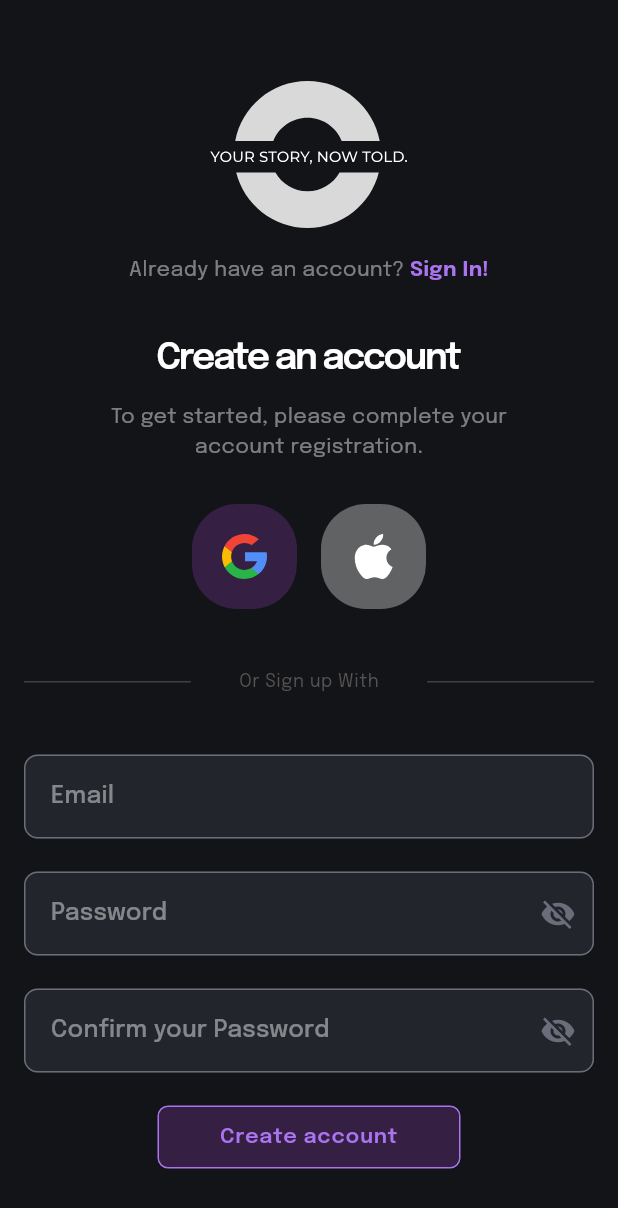
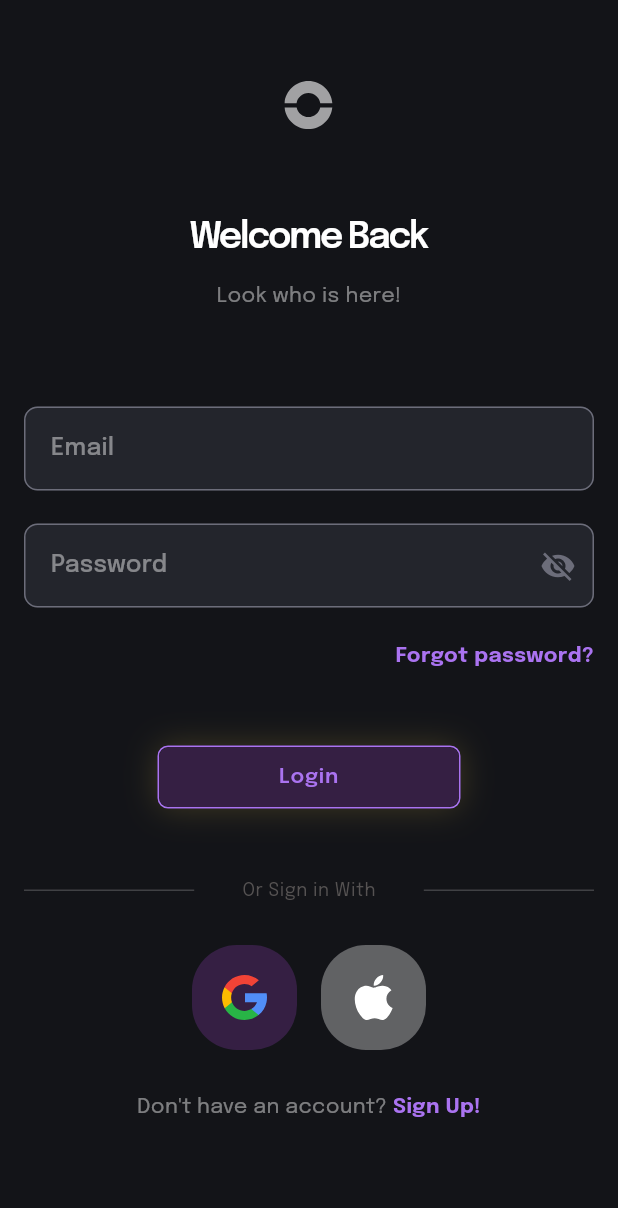
Before and after one commit to Roma1-Trindade/loomi_flutter_chall, a Flutter app: the screen it shows after launch, after a tap on "Sign In!", on a phone screen of 412 x 824 dp. Shown: the top 1208 px of the screen. Run offline on Flutter 3.47's test engine with Material 3 defaults, Android fonts, the phone set to English and light mode, and no system bars; our stand-ins replace firebase_auth, firebase_core, flutter_hooks, flutter_mobx, flutter_svg, get_it and 3 more; accounts and stored records are empty; generated files the repository leaves out were written again.

Commit message:
create: sign in screen

```diff
--- /dev/null
+++ b/lib/src/auth/presentation/pages/sign_in_screen.dart
@@ -0,0 +1,136 @@
+import 'package:flutter/material.dart';
+import 'package:flutter_mobx/flutter_mobx.dart';
+import 'package:flutter_svg/flutter_svg.dart';
+import 'package:get_it/get_it.dart';
+import 'package:loomi_flutter_chall/src/auth/presentation/stores/auth_store.dart';
+import 'package:loomi_flutter_chall/src/auth/routes/sign_up_route.dart';
+import 'package:loomi_flutter_chall/src/shared/design_system/assets/loomi_images.dart';
+import 'package:loomi_flutter_chall/src/shared/design_system/themes/loomi_text_style.dart';
+import 'package:loomi_flutter_chall/src/shared/design_system/tokens/color_tokens.dart';
+import 'package:loomi_flutter_chall/src/shared/design_system/tokens/spacing_tokens.dart';
+import 'package:loomi_flutter_chall/src/shared/design_system/tokens/typography_tokens.dart';
+import 'package:loomi_flutter_chall/src/shared/design_system/utils/validators.dart';
+import 'package:loomi_flutter_chall/src/shared/design_system/widgets/buttons/loomi_button.dart';
+import 'package:loomi_flutter_chall/src/shared/design_system/widgets/misc/loomi_divider.dart';
+import 'package:loomi_flutter_chall/src/shared/design_system/widgets/text_field/loomi_text_field.dart';
+import 'package:loomi_flutter_chall/src/shared/design_system/widgets/text_field/loomi_text_field_controller.dart';
+import 'package:loomi_flutter_chall/src/shared/presentation/widgets/loomi_social_buttons.dart';
+
+class SignInScreen extends StatelessWidget {
+  const SignInScreen({super.key});
+
+  @override
+  Widget build(BuildContext context) {
+    final AuthStore authStore = GetIt.instance<AuthStore>();
+    LoomiTextFieldController emailController = LoomiTextFieldController(
+      null,
+      validators: Validators.email,
+    );
+    LoomiTextFieldController passwordController = LoomiTextFieldController(
+      null,
+      validators: Validators.password,
+    );
+
+    return Observer(builder: (_) {
+      return Scaffold(
+        resizeToAvoidBottomInset: false,
+        body: SingleChildScrollView(
+          reverse: true,
+          child: Padding(
+            padding: const EdgeInsets.symmetric(
+              horizontal: SpacingTokens.s16,
+            ),
+            child: Center(
+              child: Column(
+                children: [
+                  SpacingTokens.v54,
+                  SvgPicture.asset(LoomiImages.miniLogo),
+                  SpacingTokens.v54,
+                  Text(
+                    'Welcome Back',
+                    style: LoomiTextStyle.h1.style.copyWith(
+                      color: ColorTokens.white,
+                    ),
+                  ),
+                  SpacingTokens.v12,
+                  Text(
+                    'Look who is here!',
+                    style: LoomiTextStyle.bodyText2.style,
+                  ),
+                  SpacingTokens.v64,
+                  Column(
+                    children: [
+                      LoomiTextField(
+                        autofocus: false,
+                        controller: emailController,
+                        hintText: 'Email',
+                      ),
+                      SpacingTokens.v22,
+                      LoomiTextField(
+                        autofocus: false,
+                        controller: passwordController,
+                        hintText: 'Password',
+                        suffix: SUFFIX.Eye,
+                      ),
+                      SpacingTokens.v22,
+                      Row(
+                        mainAxisAlignment: MainAxisAlignment.end,
+                        children: [
+                          InkWell(
+                            child: Text(
+                              'Forgot password?',
+                              style: LoomiTextStyle.extraBold.style.copyWith(
+                                fontSize: FontSizeTokens.kilo,
+                                color: ColorTokens.purple,
+                              ),
+                            ),
+                            onTap: () {
+                              // Navigator.of(context).push(ForgotPasswordRoute());
+                            },
+                          ),
+                        ],
+                      ),
+                      SpacingTokens.v50,
+                      LoomiButton.primary(
+                        isLoading: authStore.isLoading,
+                        text: 'Login',
+                        onPressed: () {},
+                      ),
+                      SpacingTokens.v46,
+                      const LoomiDivider(title: 'Or Sign in With'),
+                      SpacingTokens.v28,
+                      LoomiSocialButtons(
+                        onGooglePressed: () {},
+                        onApplePressed: () {},
+                      ),
+                      SpacingTokens.v28,
+                      Row(
+                        mainAxisAlignment: MainAxisAlignment.center,
+                        children: [
+                          const Text("Don't have an account? "),
+                          InkWell(
+                            child: Text(
+                              'Sign Up!',
+                              style: LoomiTextStyle.subtitle1.style.copyWith(
+                                fontWeight: FontWeightTokens.extraBold,
+                                color: ColorTokens.purple,
+                              ),
+                            ),
+                            onTap: () {
+                              Navigator.of(context).pushAndRemoveUntil(
+                                  SignUpRoute(), (_) => false);
+                            },
+                          ),
+                        ],
+                      ),
+                    ],
+                  ),
+                ],
+              ),
+            ),
+          ),
+        ),
+      );
+    });
+  }
+}
--- a/lib/src/auth/presentation/pages/sign_up_profile_screen.dart
+++ b/lib/src/auth/presentation/pages/sign_up_profile_screen.dart
@@ -112,13 +112,18 @@ class SignUpProfileScreen extends StatelessWidget {
                                         mainAxisAlignment:
                                             MainAxisAlignment.spaceBetween,
                                         children: [
-                                          Container(
+                                          InkWell(
+                                            borderRadius:
+                                                BorderRadius.circular(34),
+                                            onTap: () {},
+                                            child: Container(
                                               decoration: BoxDecoration(
                                                   color: ColorTokens.purple_20,
                                                   borderRadius:
                                                       BorderRadius.circular(34),
                                                   border: Border.all(
-                                                    color: ColorTokens.purple)),
+                                                      color:
+                                                          ColorTokens.purple)),
                                               constraints: const BoxConstraints(
                                                 minHeight: 140,
                                                 minWidth: 135,
@@ -144,15 +149,20 @@ class SignUpProfileScreen extends StatelessWidget {
                                                 ),
                                               ),
                                             ),
+                                          ),
                                           SpacingTokens.h20,
-                                          Container(
+                                          InkWell(
+                                            borderRadius:
+                                                BorderRadius.circular(34),
+                                            onTap: () {},
+                                            child: Container(
                                               decoration: BoxDecoration(
                                                   color: ColorTokens.white_10,
                                                   borderRadius:
                                                       BorderRadius.circular(34),
                                                   border: Border.all(
-                                                    color:
-                                                        ColorTokens.white_60)),
+                                                      color: ColorTokens
+                                                          .white_60)),
                                               constraints: const BoxConstraints(
                                                 minHeight: 140,
                                                 minWidth: 135,
@@ -161,8 +171,10 @@ class SignUpProfileScreen extends StatelessWidget {
                                                 child: Column(
                                                   children: [
                                                     Icon(
-                                                    Icons.insert_photo_outlined,
-                                                    color: ColorTokens.offWhite,
+                                                      Icons
+                                                          .insert_photo_outlined,
+                                                      color:
+                                                          ColorTokens.offWhite,
                                                     ),
                                                     SpacingTokens.v10,
                                                     SizedBox(
@@ -175,6 +187,7 @@ class SignUpProfileScreen extends StatelessWidget {
                                                       ),
                                                     ),
                                                   ],
+                                                ),
                                               ),
                                             ),
                                           ),
@@ -263,10 +276,9 @@ class SignUpProfileScreen extends StatelessWidget {
                 SpacingTokens.v16,
                 LoomiButton.secondary(
                   text: 'Back',
-                  hasBorder: false,
-                  hasShadow: false,
                   onPressed: () {
-                    Navigator.of(context).push(SignUpRoute());
+                    Navigator.of(context)
+                        .pushAndRemoveUntil(SignUpRoute(), (_) => false);
                   },
                 ),
               ],
--- a/lib/src/auth/presentation/pages/sign_up_screen.dart
+++ b/lib/src/auth/presentation/pages/sign_up_screen.dart
@@ -4,6 +4,7 @@ import 'package:flutter_mobx/flutter_mobx.dart';
 import 'package:flutter_svg/svg.dart';
 import 'package:get_it/get_it.dart';
 import 'package:loomi_flutter_chall/src/auth/presentation/stores/auth_store.dart';
+import 'package:loomi_flutter_chall/src/auth/routes/sign_in_route.dart';
 import 'package:loomi_flutter_chall/src/auth/routes/sign_up_profile_route.dart';
 import 'package:loomi_flutter_chall/src/shared/design_system/assets/loomi_images.dart';
 import 'package:loomi_flutter_chall/src/shared/design_system/themes/loomi_text_style.dart';
@@ -15,6 +16,7 @@ import 'package:loomi_flutter_chall/src/shared/design_system/widgets/buttons/loo
 import 'package:loomi_flutter_chall/src/shared/design_system/widgets/misc/loomi_divider.dart';
 import 'package:loomi_flutter_chall/src/shared/design_system/widgets/text_field/loomi_text_field.dart';
 import 'package:loomi_flutter_chall/src/shared/design_system/widgets/text_field/loomi_text_field_controller.dart';
+import 'package:loomi_flutter_chall/src/shared/presentation/widgets/loomi_social_buttons.dart';
 
 class SignUpScreen extends StatelessWidget {
   const SignUpScreen({super.key});
@@ -41,12 +43,15 @@ class SignUpScreen extends StatelessWidget {
       builder: (_) => Scaffold(
         resizeToAvoidBottomInset: false,
         body: SingleChildScrollView(
+          reverse: true,
           child: Padding(
             padding: const EdgeInsets.symmetric(
-                horizontal: SpacingTokens.s16, vertical: SpacingTokens.s54),
+              horizontal: SpacingTokens.s16,
+            ),
             child: Center(
               child: Column(
                 children: [
+                  SpacingTokens.v24,
                   SvgPicture.asset(
                     LoomiImages.loginLogo,
                   ),
@@ -55,7 +60,7 @@ class SignUpScreen extends StatelessWidget {
                     mainAxisAlignment: MainAxisAlignment.center,
                     children: [
                       const Text('Already have an account? '),
-                      GestureDetector(
+                      InkWell(
                         child: Text(
                           'Sign In!',
                           style: LoomiTextStyle.subtitle1.style.copyWith(
@@ -64,7 +69,7 @@ class SignUpScreen extends StatelessWidget {
                           ),
                         ),
                         onTap: () {
-                          print('SignIn Pressed!');
+                          Navigator.of(context).push(SignInRoute());
                         },
                       ),
                     ],
@@ -86,47 +91,16 @@ class SignUpScreen extends StatelessWidget {
                     ),
                   ),
                   SpacingTokens.v28,
-                  Row(
-                    mainAxisAlignment: MainAxisAlignment.center,
-                    children: [
-                      Container(
-                        decoration: BoxDecoration(
-                          color: ColorTokens.purple_20,
-                          borderRadius: BorderRadius.circular(30),
-                        ),
-                        constraints: const BoxConstraints(
-                          minHeight: 70,
-                          minWidth: 70,
-                        ),
-                        child: SvgPicture.asset(
-                          LoomiImages.googleLogo,
-                          fit: BoxFit.none,
-                        ),
-                      ),
-                      SpacingTokens.h16,
-                      Container(
-                        decoration: BoxDecoration(
-                          color: ColorTokens.white_33,
-                          borderRadius: BorderRadius.circular(30),
-                        ),
-                        constraints: const BoxConstraints(
-                          minHeight: 70,
-                          minWidth: 70,
-                        ),
-                        child: SvgPicture.asset(
-                          LoomiImages.appleLogo,
-                          fit: BoxFit.none,
-                        ),
-                      ),
-                    ],
+                  LoomiSocialButtons(
+                    onGooglePressed: () {},
+                    onApplePressed: () {},
                   ),
                   SpacingTokens.v40,
                   const LoomiDivider(
                     title: 'Or Sign up With',
                   ),
                   SpacingTokens.v40,
-                  Observer(builder: (_) {
-                    return Form(
+                  Form(
                     key: formKey,
                     child: Column(
                       children: [
@@ -159,8 +133,7 @@ class SignUpScreen extends StatelessWidget {
                         ),
                       ],
                     ),
-                    );
-                  }),
+                  ),
                   SpacingTokens.v22,
                   LoomiButton.primary(
                     isLoading: authStore.isLoading,
@@ -176,7 +149,8 @@ class SignUpScreen extends StatelessWidget {
                       }
                     },
                     text: 'Create account',
-                  )
+                  ),
+                  SpacingTokens.v24
                 ],
               ),
             ),
--- /dev/null
+++ b/lib/src/auth/routes/sign_in_route.dart
@@ -0,0 +1,6 @@
+import 'package:loomi_flutter_chall/src/auth/presentation/pages/sign_in_screen.dart';
+import 'package:loomi_flutter_chall/src/shared/design_system/widgets/misc/loomi_page_router.dart';
+
+class SignInRoute extends LoomiPageRoute {
+  SignInRoute() : super(page: const SignInScreen());
+}
--- a/lib/src/shared/design_system/widgets/buttons/loomi_button.dart
+++ b/lib/src/shared/design_system/widgets/buttons/loomi_button.dart
@@ -81,8 +81,8 @@ class LoomiButton extends StatelessWidget {
     Color? textColor,
     EdgeInsets? padding,
     TextStyle? textStyle,
-    bool hasBorder = true,
-    bool hasShadow = true,
+    bool hasBorder = false,
+    bool hasShadow = false,
   }) =>
       LoomiButton._(
         key: key,
@@ -109,6 +109,16 @@ class LoomiButton extends StatelessWidget {
                 color: ColorTokens.purple,
                 width: 1,
               )
+            : null,
+        boxShadow: hasShadow
+            ? const [
+                BoxShadow(
+                  color: ColorTokens.shadow,
+                  // spreadRadius: 8,
+                  blurStyle: BlurStyle.outer,
+                  blurRadius: 18,
+                )
+              ]
             : null,
         borderRadius: BorderRadius.circular(7),
       ),
--- /dev/null
+++ b/lib/src/shared/presentation/widgets/loomi_social_buttons.dart
@@ -0,0 +1,61 @@
+import 'package:flutter/material.dart';
+import 'package:flutter_svg/svg.dart';
+import 'package:loomi_flutter_chall/src/shared/design_system/assets/loomi_images.dart';
+import 'package:loomi_flutter_chall/src/shared/design_system/tokens/color_tokens.dart';
+import 'package:loomi_flutter_chall/src/shared/design_system/tokens/spacing_tokens.dart';
+
+class LoomiSocialButtons extends StatelessWidget {
+  final VoidCallback onGooglePressed;
+  final VoidCallback onApplePressed;
+  const LoomiSocialButtons({
+    super.key,
+    required this.onGooglePressed,
+    required this.onApplePressed,
+  });
+
+  @override
+  Widget build(BuildContext context) {
+    return Row(
+      mainAxisAlignment: MainAxisAlignment.center,
+      children: [
+        InkWell(
+          borderRadius: BorderRadius.circular(30),
+          onTap: onGooglePressed,
+          child: Container(
+            decoration: BoxDecoration(
+              color: ColorTokens.purple_20,
+              borderRadius: BorderRadius.circular(30),
+            ),
+            constraints: const BoxConstraints(
+              minHeight: 70,
+              minWidth: 70,
+            ),
+            child: SvgPicture.asset(
+              LoomiImages.googleLogo,
+              fit: BoxFit.none,
+            ),
+          ),
+        ),
+        SpacingTokens.h16,
+        InkWell(
+          borderRadius: BorderRadius.circular(30),
+          onTap: onApplePressed,
+          child: Container(
+            decoration: BoxDecoration(
+              color: ColorTokens.white_33,
+              borderRadius: BorderRadius.circular(30),
+            ),
+            constraints: const BoxConstraints(
+              minHeight: 70,
+              minWidth: 70,
+            ),
+            child: SvgPicture.asset(
+              LoomiImages.appleLogo,
+              fit: BoxFit.none,
+            ),
+          ),
+        ),
+      ],
+    );
+  }
+}
```
Lines whose indentation alone changed are shown as unchanged.
